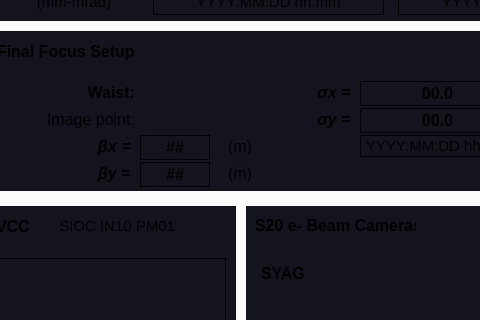
First picture: the form in wfh/main.ui, repository slaclab/F2-CUDs, before the edit; both pictures show x 301 to 781 and y 209 to 529 of the 1200 by 700 pixel window.
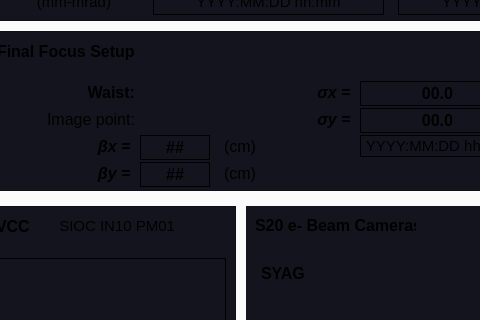
Second picture: the form after the edit. Custom widgets are drawn as their Qt base class.

The edit to the form file:
```diff
--- a/wfh/main.ui
+++ b/wfh/main.ui
@@ -2468,7 +2468,7 @@
           </font>
          </property>
          <property name="text">
-          <string>(m)</string>
+          <string>(cm)</string>
          </property>
          <property name="alignment">
           <set>Qt::AlignCenter</set>
@@ -2602,7 +2602,7 @@
           </font>
          </property>
          <property name="text">
-          <string>(m)</string>
+          <string>(cm)</string>
          </property>
          <property name="alignment">
           <set>Qt::AlignCenter</set>
```
